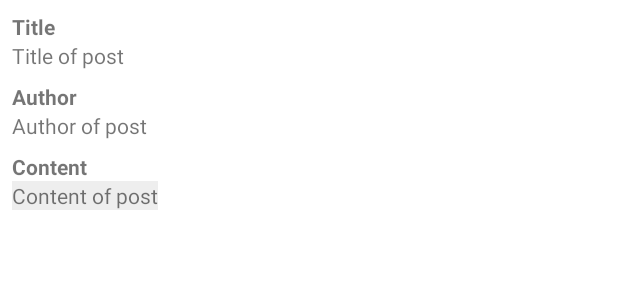
After one commit to BasJoosten98/ANDR1, an Android app: the layout list_item_news_post.xml on its own in the app's theme, with its tools: preview values and no code run, on a phone screen of 412 x 824 dp. The commit adds this screen. Shown: the top 300 px of the screen. Run offline under Robolectric (Android 15) with nearby library versions, the phone set to English and light mode, and no system bars.

Commit message:
news added

```diff
--- a/app/src/main/AndroidManifest.xml
+++ b/app/src/main/AndroidManifest.xml
@@ -11,7 +11,8 @@
         android:roundIcon="@mipmap/ic_launcher_round"
         android:supportsRtl="true"
         android:theme="@style/AppTheme">
-        <activity android:name=".FontysLoginActivity"></activity>
+        <activity android:name=".NewsActivity"></activity>
+        <activity android:name=".FontysLoginActivity" />
         <activity android:name=".MainActivity">
             <intent-filter>
                 <action android:name="android.intent.action.MAIN" />
--- /dev/null
+++ b/app/src/main/res/layout/list_item_news_post.xml
@@ -0,0 +1,77 @@
+<?xml version="1.0" encoding="utf-8"?>
+<androidx.constraintlayout.widget.ConstraintLayout xmlns:android="http://schemas.android.com/apk/res/android"
+    xmlns:app="http://schemas.android.com/apk/res-auto"
+    xmlns:tools="http://schemas.android.com/tools"
+    android:id="@+id/linearLayout"
+    android:layout_width="match_parent"
+    android:layout_height="match_parent"
+    android:orientation="vertical">
+
+    <TextView
+        android:id="@+id/tvNewsPostContentHeader"
+        android:layout_width="wrap_content"
+        android:layout_height="wrap_content"
+        android:layout_marginStart="8dp"
+        android:layout_marginLeft="8dp"
+        android:layout_marginTop="8dp"
+        android:text="Content"
+        android:textStyle="bold"
+        app:layout_constraintStart_toStartOf="parent"
+        app:layout_constraintTop_toBottomOf="@+id/tvNewsPostAuthor" />
+
+    <TextView
+        android:id="@+id/tvNewsPostContent"
+        android:layout_width="wrap_content"
+        android:layout_height="wrap_content"
+        android:layout_marginStart="8dp"
+        android:layout_marginLeft="8dp"
+        android:background="#EEEEEE"
+        android:text="Content of post"
+        app:layout_constraintStart_toStartOf="parent"
+        app:layout_constraintTop_toBottomOf="@+id/tvNewsPostContentHeader" />
+
+    <TextView
+        android:id="@+id/tvNewsPostAuthor"
+        android:layout_width="wrap_content"
+        android:layout_height="wrap_content"
+        android:layout_marginStart="8dp"
+        android:layout_marginLeft="8dp"
+        android:text="Author of post"
+        app:layout_constraintStart_toStartOf="parent"
+        app:layout_constraintTop_toBottomOf="@+id/tvNewsPostAuthorHeader" />
+
+    <TextView
+        android:id="@+id/tvNewsPostAuthorHeader"
+        android:layout_width="wrap_content"
+        android:layout_height="wrap_content"
+        android:layout_marginStart="8dp"
+        android:layout_marginLeft="8dp"
+        android:layout_marginTop="8dp"
+        android:text="Author"
+        android:textStyle="bold"
+        app:layout_constraintStart_toStartOf="parent"
+        app:layout_constraintTop_toBottomOf="@+id/tvNewsPostTitle" />
+
+    <TextView
+        android:id="@+id/tvNewsPostTitleHeader"
+        android:layout_width="wrap_content"
+        android:layout_height="wrap_content"
+        android:layout_marginStart="8dp"
+        android:layout_marginLeft="8dp"
+        android:layout_marginTop="8dp"
+        android:text="Title"
+        android:textStyle="bold"
+        app:layout_constraintStart_toStartOf="parent"
+        app:layout_constraintTop_toTopOf="parent" />
+
+    <TextView
+        android:id="@+id/tvNewsPostTitle"
+        android:layout_width="wrap_content"
+        android:layout_height="wrap_content"
+        android:layout_marginStart="8dp"
+        android:layout_marginLeft="8dp"
+        android:text="Title of post"
+        app:layout_constraintStart_toStartOf="parent"
+        app:layout_constraintTop_toBottomOf="@+id/tvNewsPostTitleHeader" />
+
+</androidx.constraintlayout.widget.ConstraintLayout>
```
Also changed, not shown: app/src/main/java/com/example/fhictcompanion/CustomNewsListAdapter.java (added, +60 -0 lines), app/src/main/java/com/example/fhictcompanion/MainActivity.java (+13 -0 lines), app/src/main/java/com/example/fhictcompanion/NewsActivity.java (added, +108 -0 lines), app/src/main/java/com/example/fhictcompanion/NewsPost.java (added, +27 -0 lines), app/src/main/res/layout/activity_main.xml (+1 -12 lines), app/src/main/res/layout/activity_news.xml (added, +17 -0 lines).
